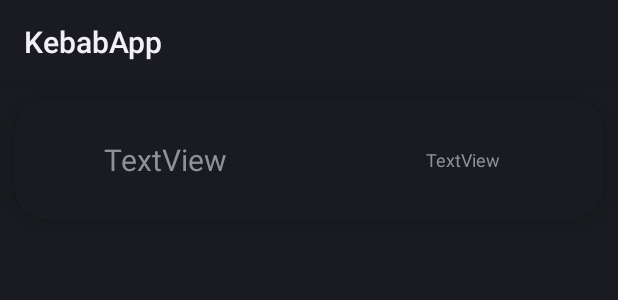
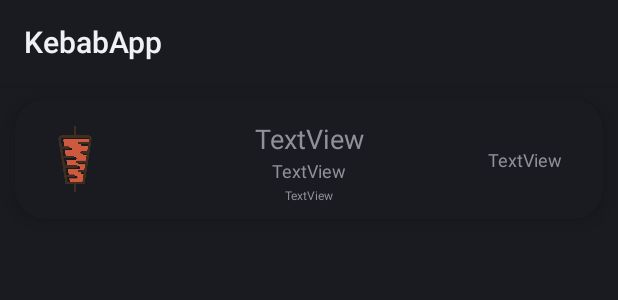
Before and after one commit to sam21401/Kebab-Map-App, an Android app built with Jetpack Compose: the layout item_layout.xml on its own in the app's theme, with its tools: preview values and no code run, on a phone screen of 412 x 824 dp. Shown: the top 300 px of the screen. Run offline under Robolectric (Android 15) with nearby library versions, the phone set to English and light mode, and no system bars.

Commit message:
styling kebab list

```diff
--- a/app/src/main/java/com/example/kebabapp/KebabPlaceItem.kt
+++ b/app/src/main/java/com/example/kebabapp/KebabPlaceItem.kt
@@ -5,4 +5,5 @@ data class KebabPlaceItem(
     val kebabName: String,
     val lat: Double,
     val long: Double,
+    val openingYear: Int
 )
--- a/app/src/main/java/com/example/kebabapp/fragments/kebablist/AdapterClass.kt
+++ b/app/src/main/java/com/example/kebabapp/fragments/kebablist/AdapterClass.kt
@@ -12,6 +12,8 @@ class AdapterClass(private val dataList: KebabPlaces): RecyclerView.Adapter<Adap
     class ViewHolderClass(itemView: View): RecyclerView.ViewHolder(itemView) {
         val rvName:TextView = itemView.findViewById(R.id.kebab_name)
         val rvAddress:TextView = itemView.findViewById(R.id.kebab_address)
+        val rvOpeningYear:TextView = itemView.findViewById(R.id.kebab_opening_year)
+        val rvLatLng:TextView = itemView.findViewById(R.id.kebab_latlng)
     }
 
     override fun onCreateViewHolder(parent: ViewGroup, viewType: Int): ViewHolderClass {
@@ -27,6 +29,7 @@ class AdapterClass(private val dataList: KebabPlaces): RecyclerView.Adapter<Adap
         val currentItem = dataList[position]
         holder.rvName.text = currentItem.kebabName
         holder.rvAddress.text = currentItem.address
-
+        holder.rvLatLng.text = "N: "+currentItem.lat+" E: "+currentItem.long
+        holder.rvOpeningYear.text = currentItem.openingYear.toString()
     }
 }
--- a/app/src/main/res/layout/fragment_kebab_list.xml
+++ b/app/src/main/res/layout/fragment_kebab_list.xml
@@ -1,8 +1,7 @@
 <?xml version="1.0" encoding="utf-8"?>
 <androidx.constraintlayout.widget.ConstraintLayout android:layout_height="match_parent"
     xmlns:android="http://schemas.android.com/apk/res/android"
-    android:layout_width="match_parent"
-    xmlns:tools="http://schemas.android.com/tools">
+    android:layout_width="match_parent">
     <androidx.recyclerview.widget.RecyclerView
         android:layout_width="match_parent"
         android:layout_height="match_parent"
--- a/app/src/main/res/layout/item_layout.xml
+++ b/app/src/main/res/layout/item_layout.xml
@@ -13,29 +13,67 @@
         android:layout_width="match_parent"
         android:layout_height="80dp">
 
+        <ImageView
+            android:id="@+id/kebab_logo"
+            android:layout_width="60dp"
+            android:layout_height="60dp"
+            android:layout_marginStart="10dp"
+            android:adjustViewBounds="true"
+            android:padding="8dp"
+            android:scaleType="fitXY"
+            android:src="@drawable/ic_kebab_marker"
+            app:layout_constraintBottom_toBottomOf="parent"
+            app:layout_constraintStart_toStartOf="parent"
+            app:layout_constraintTop_toTopOf="parent" />
         <TextView
             android:id="@+id/kebab_name"
             android:layout_width="wrap_content"
             android:layout_height="wrap_content"
+            android:gravity="center_vertical|center_horizontal"
             android:text="TextView"
-            android:textSize="20sp"
-            android:gravity="center_vertical|center_horizontal"
+            android:textSize="18sp"
             app:layout_constraintBottom_toBottomOf="parent"
             app:layout_constraintEnd_toEndOf="parent"
-            app:layout_constraintHorizontal_bias="0.192"
             app:layout_constraintStart_toStartOf="parent"
-            app:layout_constraintTop_toTopOf="parent" />
+            app:layout_constraintTop_toTopOf="parent"
+            app:layout_constraintVertical_bias="0.25" />
 
         <TextView
             android:id="@+id/kebab_address"
             android:layout_width="wrap_content"
             android:layout_height="wrap_content"
+            android:gravity="center_vertical|center_horizontal"
             android:text="TextView"
             android:textSize="12sp"
-            android:gravity="center_vertical|center_horizontal"
             app:layout_constraintBottom_toBottomOf="parent"
             app:layout_constraintEnd_toEndOf="parent"
-            app:layout_constraintHorizontal_bias="0.801"
+            app:layout_constraintStart_toStartOf="parent"
+            app:layout_constraintTop_toTopOf="parent"
+            app:layout_constraintVertical_bias="0.625" />
+
+        <TextView
+            android:id="@+id/kebab_latlng"
+            android:layout_width="wrap_content"
+            android:layout_height="wrap_content"
+            android:gravity="center_vertical|center_horizontal"
+            android:text="TextView"
+            android:textSize="8sp"
+            app:layout_constraintBottom_toBottomOf="parent"
+            app:layout_constraintEnd_toEndOf="parent"
+            app:layout_constraintStart_toStartOf="parent"
+            app:layout_constraintTop_toTopOf="parent"
+            app:layout_constraintVertical_bias="0.855" />
+
+        <TextView
+            android:id="@+id/kebab_opening_year"
+            android:layout_width="wrap_content"
+            android:layout_height="wrap_content"
+            android:gravity="center_vertical|center_horizontal"
+            android:text="TextView"
+            android:textSize="12sp"
+            app:layout_constraintBottom_toBottomOf="parent"
+            app:layout_constraintEnd_toEndOf="parent"
+            app:layout_constraintHorizontal_bias="0.923"
             app:layout_constraintStart_toStartOf="parent"
             app:layout_constraintTop_toTopOf="parent" />
     </androidx.constraintlayout.widget.ConstraintLayout>
```
Also changed, not shown: app/src/main/assets/sampledata.json (+10 -35 lines), app/src/main/java/com/example/kebabapp/fragments/kebablist/KebabListFragment.kt (+1 -7 lines).
